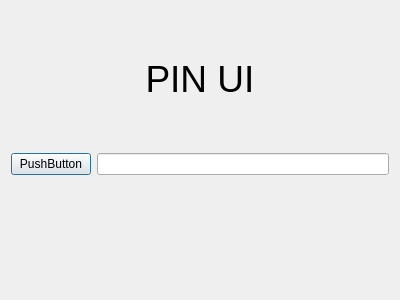
Qt form card-login-exercise/pin.ui (Onsekyl/school-oop-exercises) before a commit.
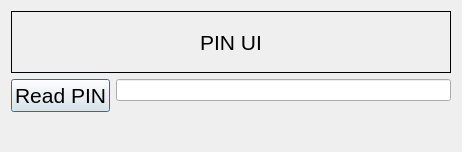
The same form after that commit.

Patch:
```diff
--- a/card-login-exercise/pin.ui
+++ b/card-login-exercise/pin.ui
@@ -6,21 +6,26 @@
    <rect>
     <x>0</x>
     <y>0</y>
-    <width>400</width>
-    <height>300</height>
+    <width>462</width>
+    <height>152</height>
    </rect>
   </property>
   <property name="windowTitle">
    <string>Dialog</string>
   </property>
+  <layout class="QGridLayout" name="gridLayout">
+   <item row="0" column="0">
   <layout class="QVBoxLayout" name="verticalLayout">
    <item>
     <widget class="QLabel" name="label">
      <property name="font">
       <font>
-       <pointsize>28</pointsize>
-      </font>
-     </property>
+         <pointsize>16</pointsize>
+        </font>
+       </property>
+       <property name="frameShape">
+        <enum>QFrame::Shape::Box</enum>
+       </property>
      <property name="text">
       <string>PIN UI</string>
      </property>
@@ -33,13 +38,20 @@
     <layout class="QFormLayout" name="formLayout">
      <item row="0" column="0">
       <widget class="QPushButton" name="pushButton">
+         <property name="font">
+          <font>
+           <pointsize>16</pointsize>
+          </font>
+         </property>
        <property name="text">
-        <string>PushButton</string>
+          <string>Read PIN</string>
        </property>
       </widget>
      </item>
      <item row="0" column="1">
       <widget class="QLineEdit" name="lineEdit"/>
+       </item>
+      </layout>
      </item>
     </layout>
    </item>
```
Lines whose indentation alone changed are shown as unchanged.
